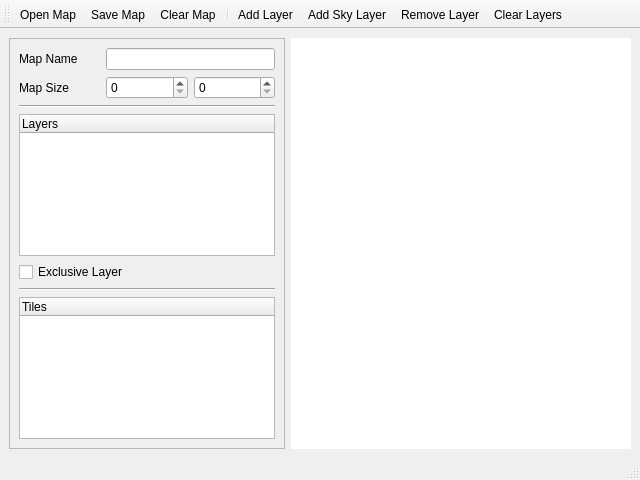
Qt form branches/dev/src/editor/UIMapEditor.ui (pasnox/cooler) before a commit.
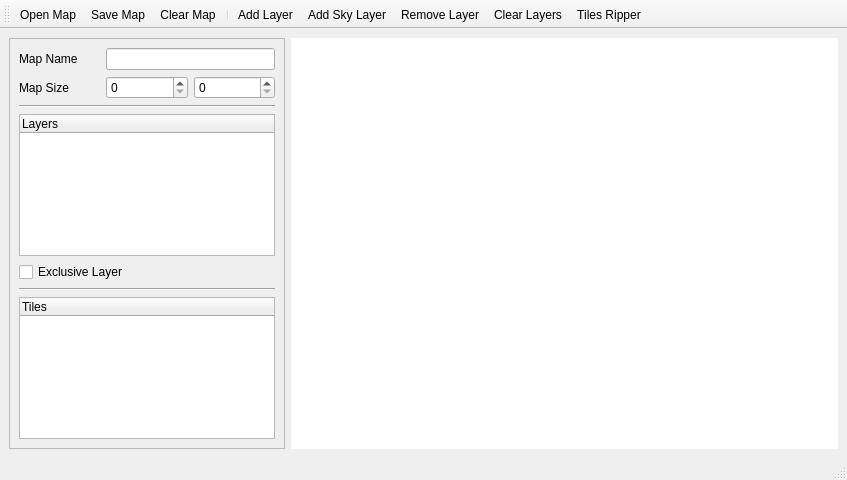
The same form after that commit. Custom widgets are drawn as their Qt base class.

Commit message: Add a tiles ripper engine in the map editor. Add new tiles, maps. Some code rework

What changed in the file:
```diff
--- a/branches/dev/src/editor/UIMapEditor.ui
+++ b/branches/dev/src/editor/UIMapEditor.ui
@@ -6,7 +6,7 @@
    <rect>
     <x>0</x>
     <y>0</y>
-    <width>640</width>
+    <width>847</width>
     <height>480</height>
    </rect>
   </property>
@@ -156,6 +156,7 @@
    <addaction name="aAddSkyLayer"/>
    <addaction name="aRemoveLayer"/>
    <addaction name="aClearLayers"/>
+   <addaction name="aTilesRipper"/>
   </widget>
   <action name="aOpenMap">
    <property name="text">
@@ -192,6 +193,11 @@
     <string>Add Sky Layer</string>
    </property>
   </action>
+  <action name="aTilesRipper">
+   <property name="text">
+    <string>Tiles Ripper</string>
+   </property>
+  </action>
  </widget>
  <customwidgets>
   <customwidget>
```
The commit also changes 151 other files.
